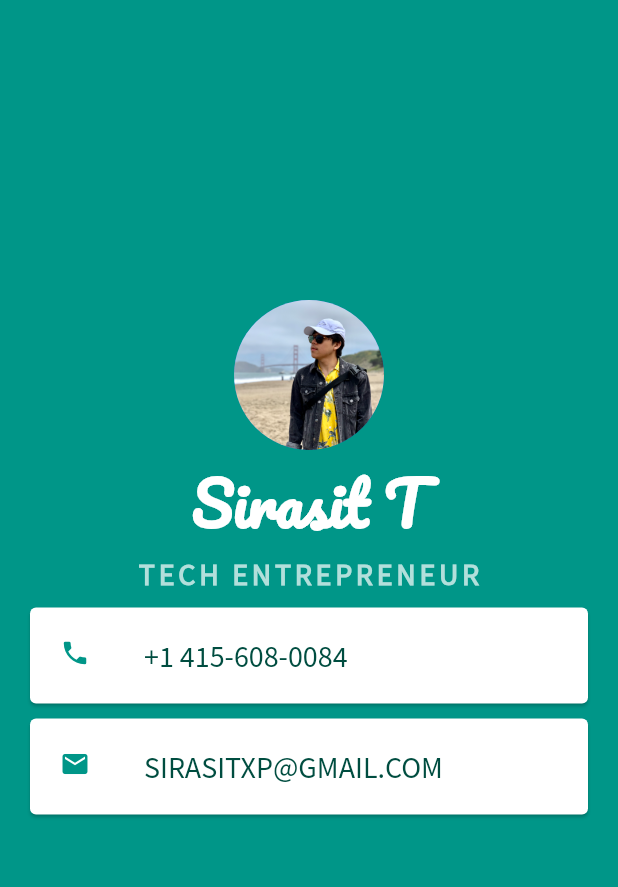
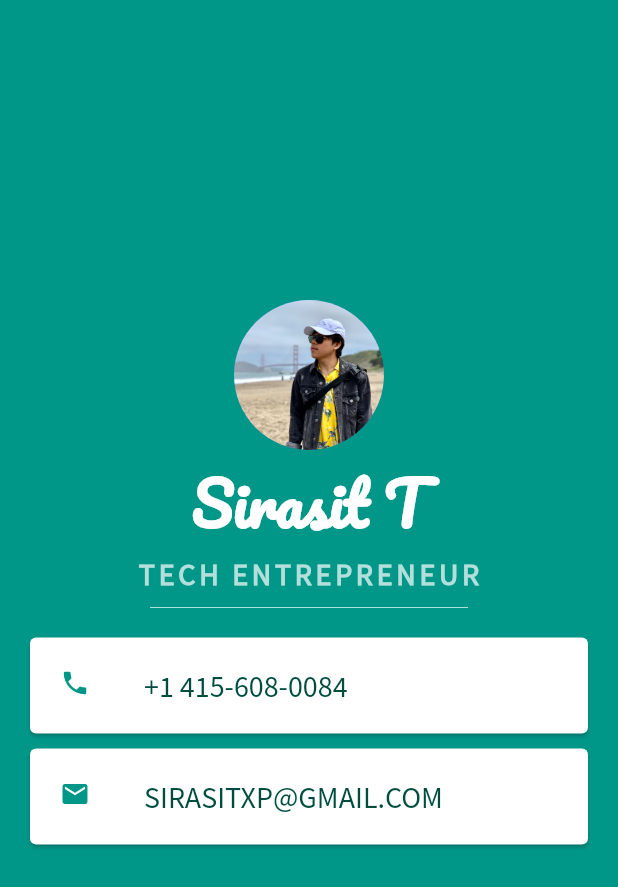
Before and after one commit to hisnameispum/who_am_i, a Flutter app: the screen it shows after launch, on a phone screen of 412 x 824 dp. Shown: the top 887 px of the screen. Run offline on Flutter 3.47's test engine with Material 2 defaults, Android fonts, the phone set to English and light mode, and no system bars.

Commit message:
Added Divider and Final Screenshot

```diff
--- a/lib/main.dart
+++ b/lib/main.dart
@@ -41,6 +41,15 @@ class MyApp extends StatelessWidget {
                       fontWeight: FontWeight.bold,
                       letterSpacing: 2.5),
                 ),
+                SizedBox(
+                    height: 20.0,
+                    child: Container(
+                      margin: EdgeInsets.symmetric(
+                          vertical: 0.0, horizontal: 100.0),
+                      child: Divider(
+                        color: Colors.teal[100],
+                      ),
+                    )),
                 Card(
                     color: Colors.white,
                     margin: EdgeInsets.fromLTRB(20.0, 10.0, 20.0, 0.0),
```
Also changed, not shown: 1 other file.
